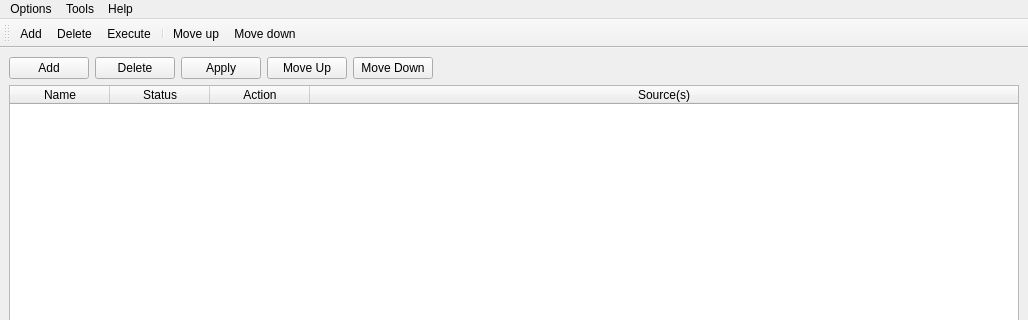
The window that ui/rules_window.ui (midnightdim/declutter) describes before a commit, drawn with Qt 5; both pictures show x 0 to 1028 and y 0 to 320 of the 1028 by 491 pixel window.
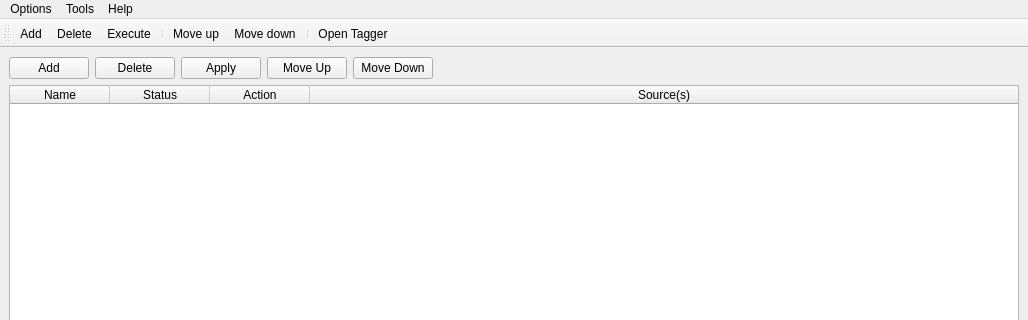
The same window after the commit. Icons and pictures are not drawn.

```diff
--- a/ui/rules_window.ui
+++ b/ui/rules_window.ui
@@ -177,6 +177,8 @@
    <addaction name="separator"/>
    <addaction name="actionMove_up"/>
    <addaction name="actionMove_down"/>
+   <addaction name="separator"/>
+   <addaction name="actionOpen_Tagger"/>
   </widget>
   <action name="actionAdd">
    <property name="icon">
@@ -263,6 +265,15 @@
     <string>Manage Tags</string>
    </property>
   </action>
+  <action name="actionOpen_Tagger">
+   <property name="icon">
+    <iconset resource="DeClutter.qrc">
+     <normaloff>:/images/icons/tags.svg</normaloff>:/images/icons/tags.svg</iconset>
+   </property>
+   <property name="text">
+    <string>Open Tagger</string>
+   </property>
+  </action>
  </widget>
  <resources>
   <include location="DeClutter.qrc"/>
```
Left out of the diff: 2 changed lines with no effect on the pictures.
